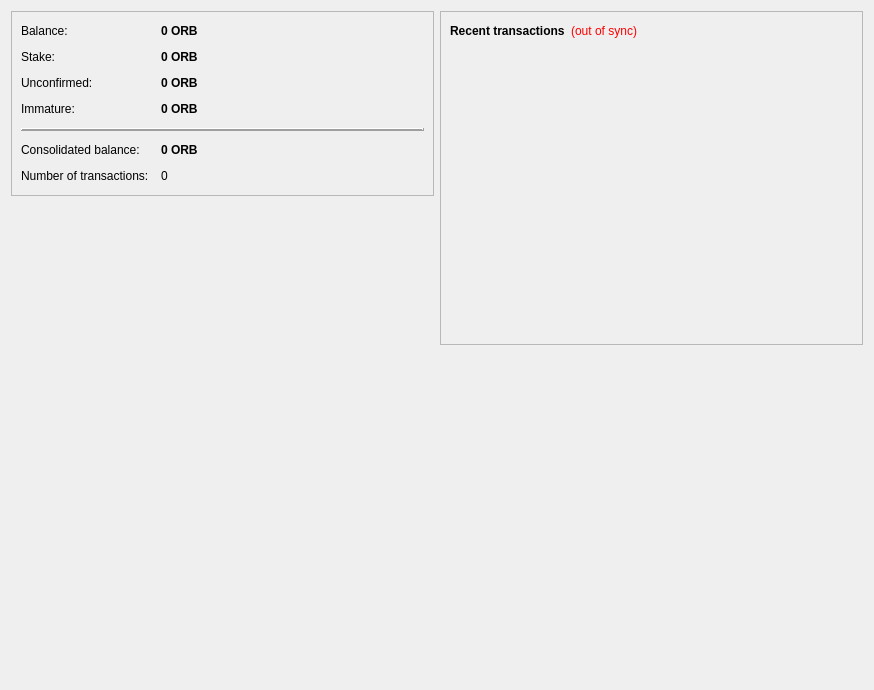
Qt form src/qt/forms/overviewpage.ui (TrezarCoin/TrezarCoin) before a commit.
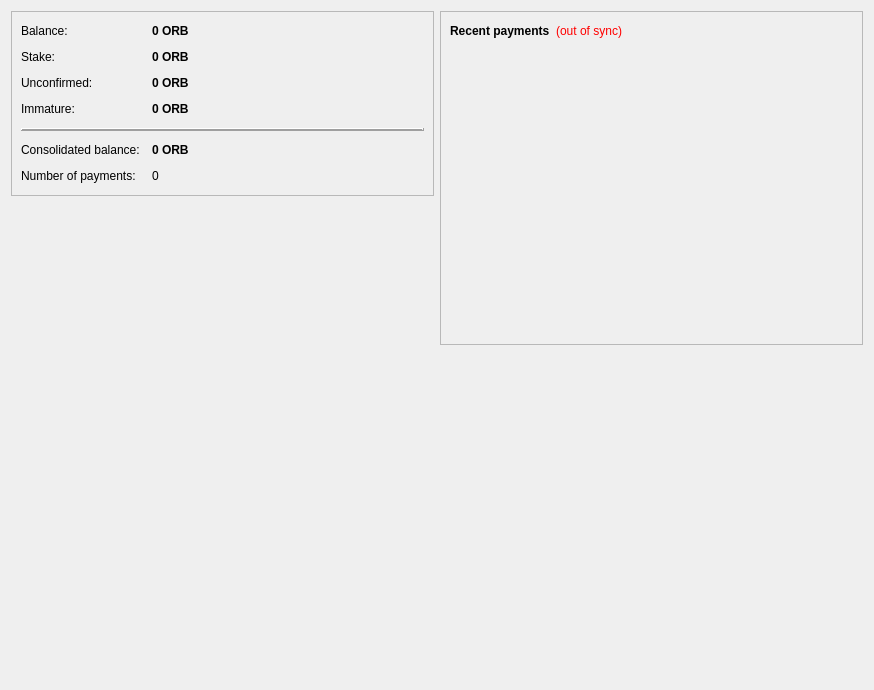
The same form after that commit. Icons and pictures are not drawn.

The edit to the form file:
```diff
--- a/src/qt/forms/overviewpage.ui
+++ b/src/qt/forms/overviewpage.ui
@@ -203,7 +203,7 @@
           <item row="6" column="0">
            <widget class="QLabel" name="label_2">
             <property name="text">
-             <string>Number of transactions:</string>
+             <string>Number of payments:</string>
             </property>
            </widget>
           </item>
@@ -272,7 +272,7 @@
           <item>
            <widget class="QLabel" name="label_4">
             <property name="text">
-             <string>&lt;b&gt;Recent transactions&lt;/b&gt;</string>
+             <string>&lt;b&gt;Recent payments&lt;/b&gt;</string>
             </property>
            </widget>
           </item>
```
Left out of the diff: 2 changed lines with no effect on the pictures.
